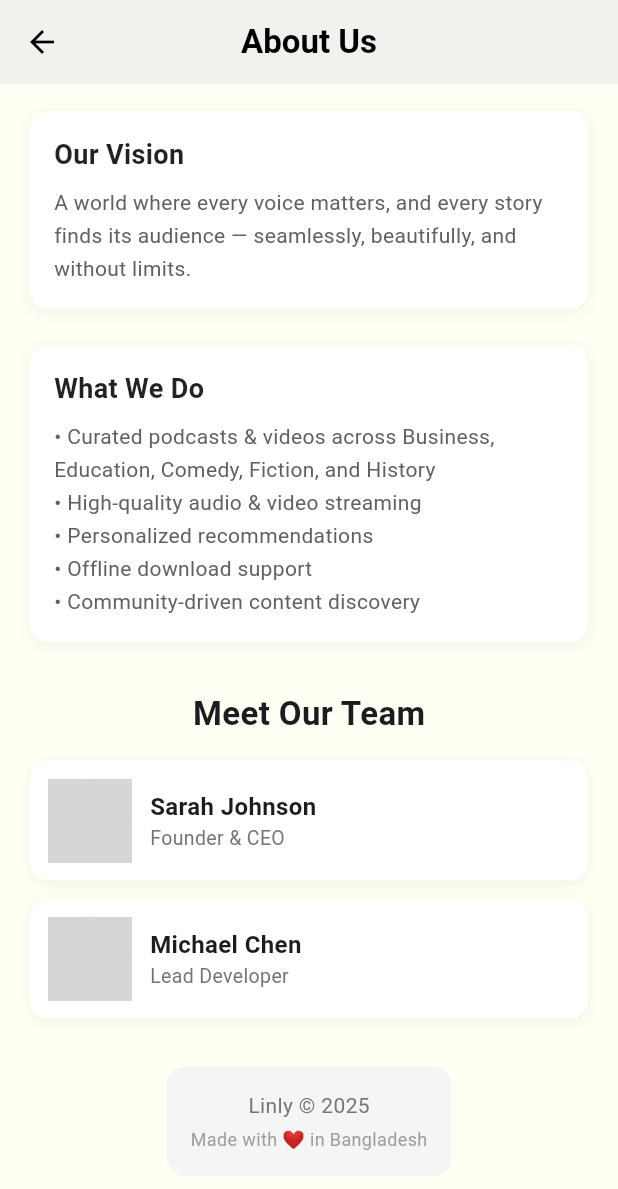
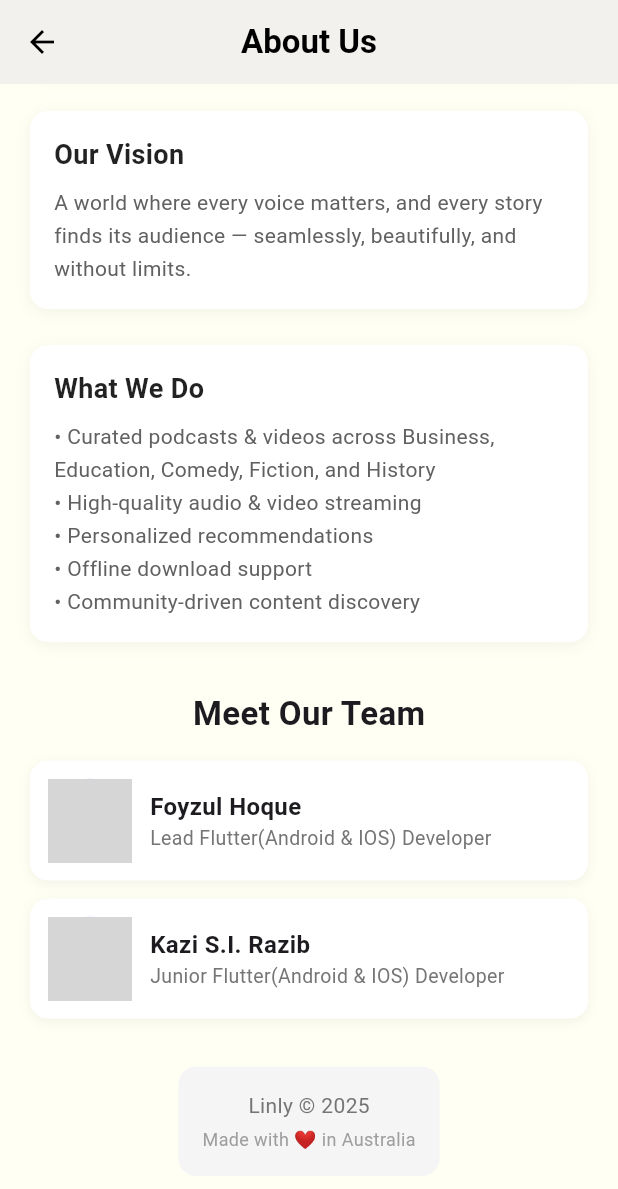
Before and after one commit to 777razib/naomithedose, a Flutter app: the AboutUsWidget screen opened directly, scrolled down 434 dp, on a phone screen of 412 x 824 dp. Shown: the top 1189 px of the screen. Run offline on Flutter 3.47's test engine with Material 3 defaults, Android fonts, the phone set to English and light mode, and no system bars; our stand-ins replace cached_network_image, chewie, file_picker, flutter_easyloading, flutter_html, get and 7 more; missing offline and left inert: mobile_scanner; accounts and stored records are empty; network calls fail; grey boxes are pictures that could not be loaded.

```diff
--- a/lib/feature/profile/screens/profile_screen.dart
+++ b/lib/feature/profile/screens/profile_screen.dart
@@ -259,9 +259,7 @@ class _ProfileScreenState extends State<ProfileScreen> {
           TextButton(onPressed: () => Get.back(), child: const Text('Cancel')),
           TextButton(
             onPressed: () async {
-              Get.back(); // প্রথমে AlertDialog বন্ধ
-
-              // লোডিং ডায়লগ দেখাও
+              Get.back();
               Get.dialog(
                 const Center(child: CircularProgressIndicator()),
                 barrierDismissible: false,
@@ -269,10 +267,8 @@ class _ProfileScreenState extends State<ProfileScreen> {
 
               final success = await controller.logout();
 
-              // লোডিং ডায়লগ বন্ধ করো (যদি থাকে)
               if (Get.isDialogOpen == true) Get.back();
 
-              // শুধু ফেল হলে snackbar — সাকসেসে কিছু না
               if (!success) {
                 Get.snackbar(
                   'Error',
--- a/lib/feature/profile/widget/about_us_widget.dart
+++ b/lib/feature/profile/widget/about_us_widget.dart
@@ -117,17 +117,17 @@ class AboutUsWidget extends StatelessWidget {
 
             // Team Member Card
             _buildTeamMember(
-              name: "Sarah Johnson",
-              role: "Founder & CEO",
-              imageUrl: "https://i.pravatar.cc/150?img=1",
+              name: "Foyzul Hoque",
+              role: "Lead Flutter(Android & IOS) Developer",
+              imageUrl: "https://i.postimg.cc/pdshm04b/Whats-App-Image-2026-01-04-at-12-21-17-PM.jpg",
             ),
 
             const SizedBox(height: 12),
 
             _buildTeamMember(
-              name: "Michael Chen",
-              role: "Lead Developer",
-              imageUrl: "https://i.pravatar.cc/150?img=5",
+              name: "Kazi S.I. Razib",
+              role: "Junior Flutter(Android & IOS) Developer",
+              imageUrl: "https://i.postimg.cc/G37QWKmG/Whats-App-Image-2026-01-04-at-12-19-50-PM.jpg",
             ),
 
             const SizedBox(height: 32),
@@ -150,7 +150,7 @@ class AboutUsWidget extends StatelessWidget {
                   ),
                   const SizedBox(height: 4),
                   Text(
-                    "Made with ❤️ in Bangladesh",
+                    "Made with ❤️ in Australia",
                     style: TextStyle(
                       fontSize: 12,
                       color: Colors.grey.shade500,
--- a/lib/feature/profile/widget/privacy_policy_widget.dart
+++ b/lib/feature/profile/widget/privacy_policy_widget.dart
@@ -119,8 +119,8 @@ class PrivacyPolicyWidget extends StatelessWidget {
             _SectionContent(
               content:
               'If you have questions about this Privacy Policy, contact us at:\n'
-                  'Email: privacy@linly.app\n'
-                  'Address: Dhaka, Bangladesh',
+                  'Email: kazisirazib7771@gmail.com\n'
+                  'Address: Sydney, Australia',
             ),
 
             SizedBox(height: 32),
```
Also changed, not shown: lib/feature/profile/controllers/edit_profile_controller.dart (+25 -2 lines), lib/feature/profile/screens/edit_profile_screen.dart (+44 -1 lines).
